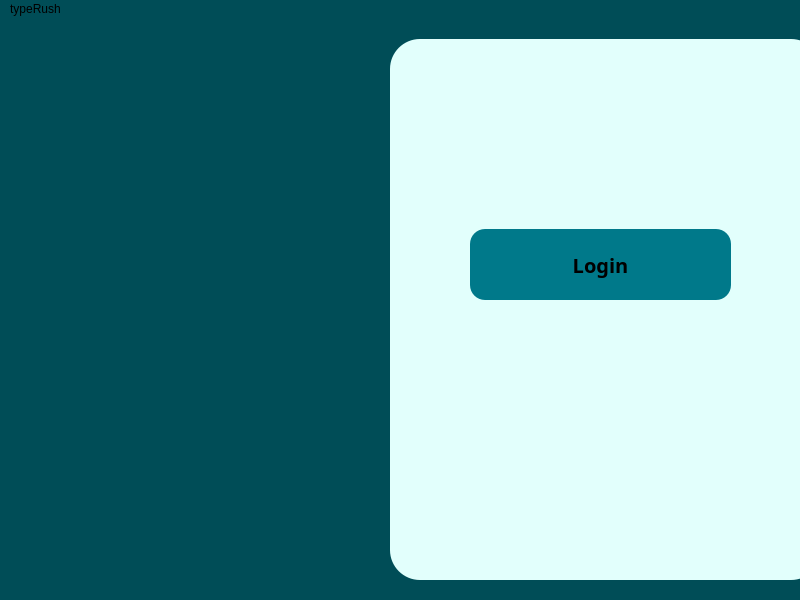
This is form.ui in sreyasaju/typeRush as Qt 5 draws it before an edit. The edited form follows.
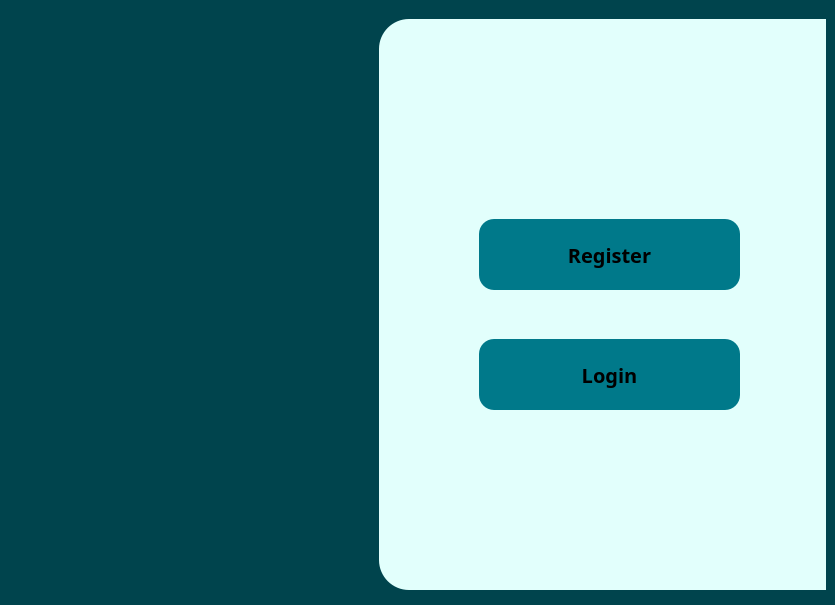
This is the edited form.

```diff
--- a/form.ui
+++ b/form.ui
@@ -6,77 +6,145 @@
    <rect>
     <x>0</x>
     <y>0</y>
-    <width>800</width>
-    <height>600</height>
+    <width>835</width>
+    <height>605</height>
    </rect>
   </property>
+  <property name="font">
+   <font>
+    <family>Ubuntu</family>
+    <pointsize>14</pointsize>
+   </font>
+  </property>
   <property name="windowTitle">
    <string>MainWindow</string>
   </property>
   <property name="styleSheet">
-   <string notr="true">background-color: #004d57</string>
+   <string notr="true">background-color: #00444d
+</string>
+  </property>
+  <property name="locale">
+   <locale language="English" country="UnitedStates"/>
+  </property>
+  <property name="documentMode">
+   <bool>true</bool>
+  </property>
+  <property name="unifiedTitleAndToolBarOnMac">
+   <bool>true</bool>
   </property>
   <widget class="QWidget" name="centralwidget">
-   <widget class="QWidget" name="widget" native="true">
-    <property name="geometry">
-     <rect>
-      <x>390</x>
-      <y>20</y>
-      <width>431</width>
-      <height>541</height>
-     </rect>
-    </property>
-    <property name="styleSheet">
-     <string notr="true">background-color: #e2fffc;
-border-radius: 30px;</string>
-    </property>
-    <widget class="QPushButton" name="pushButton">
-     <property name="geometry">
-      <rect>
-       <x>80</x>
-       <y>190</y>
-       <width>261</width>
-       <height>71</height>
-      </rect>
-     </property>
-     <property name="font">
-      <font>
-       <family>Baloo Chettan 2</family>
-       <pointsize>15</pointsize>
-       <bold>true</bold>
-      </font>
-     </property>
-     <property name="styleSheet">
-      <string notr="true">background-color: #00798a;
+   <layout class="QGridLayout" name="gridLayout">
+    <item row="1" column="0">
+     <widget class="QWidget" name="widget" native="true">
+      <widget class="QGroupBox" name="settings">
+       <property name="enabled">
+        <bool>true</bool>
+       </property>
+       <property name="geometry">
+        <rect>
+         <x>370</x>
+         <y>10</y>
+         <width>500</width>
+         <height>571</height>
+        </rect>
+       </property>
+       <property name="minimumSize">
+        <size>
+         <width>500</width>
+         <height>535</height>
+        </size>
+       </property>
+       <property name="styleSheet">
+        <string notr="true">background-color: #e2fffc;
+border-radius: 30px</string>
+       </property>
+       <widget class="QGroupBox" name="groupBox">
+        <property name="geometry">
+         <rect>
+          <x>70</x>
+          <y>150</y>
+          <width>311</width>
+          <height>301</height>
+         </rect>
+        </property>
+        <property name="title">
+         <string/>
+        </property>
+        <widget class="QPushButton" name="pushButton_3">
+         <property name="geometry">
+          <rect>
+           <x>30</x>
+           <y>170</y>
+           <width>261</width>
+           <height>71</height>
+          </rect>
+         </property>
+         <property name="font">
+          <font>
+           <family>Baloo Chettan 2</family>
+           <pointsize>15</pointsize>
+           <bold>true</bold>
+          </font>
+         </property>
+         <property name="styleSheet">
+          <string notr="true">background-color: #00798a;
 border-radius: 15px</string>
-     </property>
-     <property name="text">
-      <string>Login</string>
-     </property>
-     <property name="default">
-      <bool>false</bool>
-     </property>
-     <property name="flat">
-      <bool>false</bool>
-     </property>
-    </widget>
-   </widget>
-  </widget>
-  <widget class="QMenuBar" name="menubar">
-   <property name="geometry">
-    <rect>
-     <x>0</x>
-     <y>0</y>
-     <width>800</width>
-     <height>24</height>
-    </rect>
-   </property>
-   <widget class="QMenu" name="menutypeRush">
-    <property name="title">
-     <string>typeRush</string>
-    </property>
-   </widget>
-   <addaction name="menutypeRush"/>
+         </property>
+         <property name="text">
+          <string>Login</string>
+         </property>
+         <property name="default">
+          <bool>false</bool>
+         </property>
+         <property name="flat">
+          <bool>false</bool>
+         </property>
+        </widget>
+        <widget class="QPushButton" name="pushButton_4">
+         <property name="geometry">
+          <rect>
+           <x>30</x>
+           <y>50</y>
+           <width>261</width>
+           <height>71</height>
+          </rect>
+         </property>
+         <property name="font">
+          <font>
+           <family>Baloo Chettan 2</family>
+           <pointsize>15</pointsize>
+           <bold>true</bold>
+          </font>
+         </property>
+         <property name="styleSheet">
+          <string notr="true">background-color: #00798a;
+border-radius: 15px</string>
+         </property>
+         <property name="text">
+          <string>Register</string>
+         </property>
+         <property name="default">
+          <bool>false</bool>
+         </property>
+         <property name="flat">
+          <bool>false</bool>
+         </property>
+        </widget>
+       </widget>
+      </widget>
+      <widget class="QWidget" name="widget_2" native="true">
+       <property name="geometry">
+        <rect>
+         <x>-10</x>
+         <y>10</y>
+         <width>331</width>
+         <height>581</height>
+        </rect>
+       </property>
+      </widget>
+     </widget>
+    </item>
+   </layout>
   </widget>
  </widget>
  <resources/>
```
Left out of the diff: 8 changed lines with no effect on the pictures.
